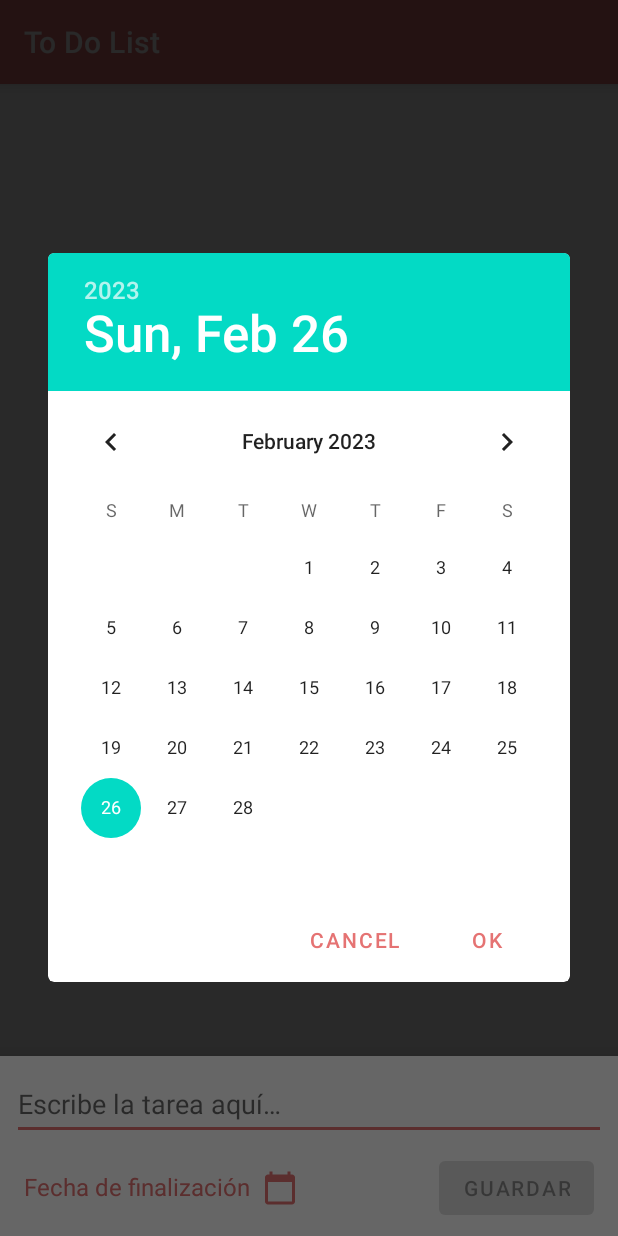
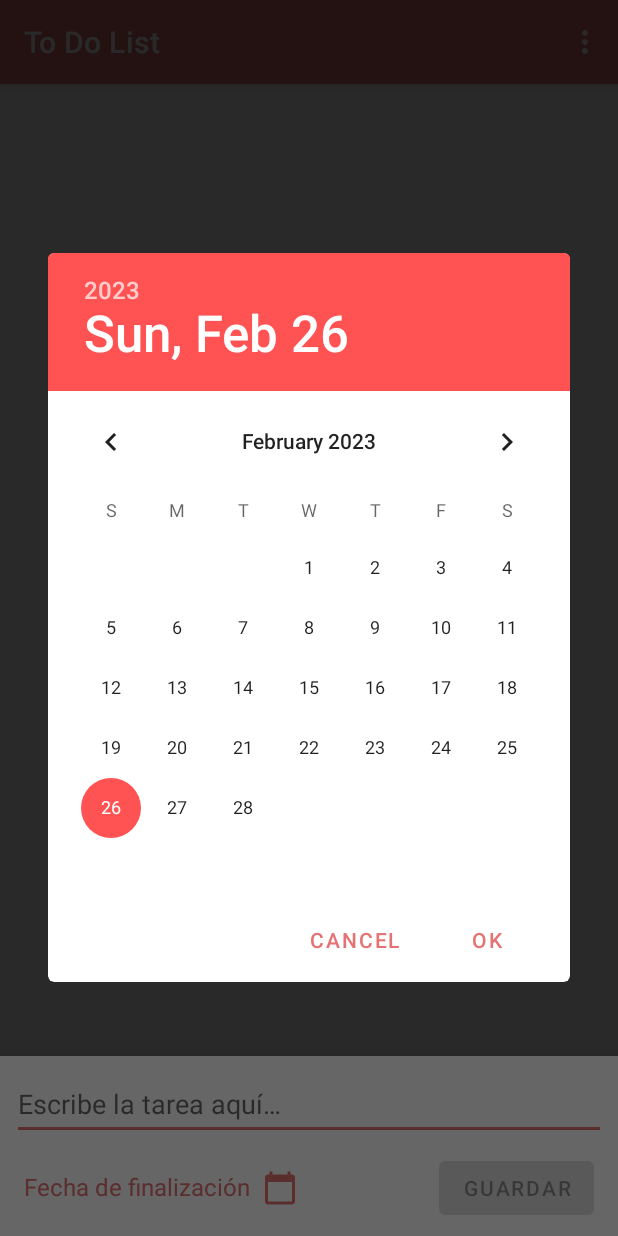
Before and after one commit to Villoh/To-Do-List-Android, an Android app: the fragment AnadirNuevaTarea placed in its activity, after a tap on "Fecha de finalización", on a phone screen of 412 x 824 dp. Run offline under Robolectric (Android 15) with nearby library versions, the phone set to English and light mode, and no system bars.

Commit message:
Aplicación final, implementado ItemTouchHelper (permite editar o eliminar tareas deslizando), Toolbar =(borrar tareas) y README.md

```diff
--- a/app/src/main/java/com/mikel/todolist/AnadirNuevaTarea.java
+++ b/app/src/main/java/com/mikel/todolist/AnadirNuevaTarea.java
@@ -4,14 +4,12 @@ import android.app.Activity;
 import android.app.DatePickerDialog;
 import android.content.Context;
 import android.content.DialogInterface;
-import android.graphics.Color;
 import android.os.Bundle;
 import android.text.Editable;
 import android.text.TextWatcher;
 import android.view.LayoutInflater;
 import android.view.View;
 import android.view.ViewGroup;
-import android.view.WindowManager;
 import android.widget.Button;
 import android.widget.DatePicker;
 import android.widget.EditText;
@@ -19,15 +17,14 @@ import android.widget.TextView;
 
 import androidx.annotation.NonNull;
 import androidx.annotation.Nullable;
-import androidx.core.content.ContextCompat;
 
 import com.google.android.material.bottomsheet.BottomSheetDialogFragment;
 
 import com.mikel.todolist.Modelo.Tarea;
 import com.mikel.todolist.Utils.DatabaseHandler;
+import com.mikel.todolist.Utils.ToastHandler;
 
 import java.util.Calendar;
-import java.util.Objects;
 
 public class AnadirNuevaTarea extends BottomSheetDialogFragment {
 
@@ -37,12 +34,20 @@ public class AnadirNuevaTarea extends BottomSheetDialogFragment {
     private TextView textViewFechaFin;
 
     private String fechaFin = "";
+    private boolean fechaModificada = false;
+    private boolean isUpdate = false;
 
     private Context context;
     private DatabaseHandler db;
+    private ViewGroup viewGroupToast;
 
     public static AnadirNuevaTarea newInstance(){
         return new AnadirNuevaTarea();
+    }
+
+    @Override
+    public void onCreate(@Nullable Bundle savedInstanceState) {
+        super.onCreate(savedInstanceState);
     }
 
     @Nullable
@@ -59,7 +64,7 @@ public class AnadirNuevaTarea extends BottomSheetDialogFragment {
         buttonGuardarTarea = view.findViewById(R.id.buttonGuardarTarea);
         textViewFechaFin = view.findViewById(R.id.textViewFechaFin);
 
-        boolean isUpdate = false;
+        isUpdate = false;
 
         //Comprueba que esté actualizando la tarea o creando una nueva
         final Bundle bundle = getArguments();
@@ -68,15 +73,17 @@ public class AnadirNuevaTarea extends BottomSheetDialogFragment {
             String desc_tarea = bundle.getString("desc_tarea");
             fechaFin = bundle.getString("fecha_fin");
             editTextTarea.setText(desc_tarea);
+            textViewFechaFin.setText(fechaFin);
             assert desc_tarea != null;
             if(desc_tarea.length()>0){
-                buttonGuardarTarea.setEnabled(false);
+                buttonGuardarTarea.setEnabled(true);
+                fechaModificada = true;
             }
         }
 
         //Abre la base de datos
         db = new DatabaseHandler(getActivity());
-        db.openDatabase();
+        db.abreDB();
 
         //Listener para detectar cambios en el editText, de esta forma si esta vacío el botón estará desactivado
         editTextTarea.addTextChangedListener(new TextWatcher() {
@@ -86,7 +93,7 @@ public class AnadirNuevaTarea extends BottomSheetDialogFragment {
 
             @Override
             public void onTextChanged(CharSequence s, int start, int before, int count) {
-                buttonGuardarTarea.setEnabled(!s.toString().equals(""));
+                buttonGuardarTarea.setEnabled(!s.toString().equals("") && fechaModificada);
             }
 
             @Override
@@ -116,6 +123,8 @@ public class AnadirNuevaTarea extends BottomSheetDialogFragment {
                     month = month + 1;
                     textViewFechaFin.setText(dayOfMonth + "/" + month + "/" + year);
                     fechaFin = dayOfMonth + "/" + month +"/"+year;
+                    fechaModificada = true;
+                    buttonGuardarTarea.setEnabled(!editTextTarea.getText().toString().equals("") && fechaModificada);
                 }
             } , YEAR , MONTH , DAY);
 
@@ -136,6 +145,8 @@ public class AnadirNuevaTarea extends BottomSheetDialogFragment {
                 tarea.setFechaFin(fechaFin);
                 tarea.setEstado(0);
                 db.insertarTarea(tarea);
+                ToastHandler.removeToastMsg();
+                ToastHandler.toastMsg(context, LayoutInflater.from(context), null,"Tarea creada");
             }
             dismiss();
         });
--- a/app/src/main/java/com/mikel/todolist/MainActivity.java
+++ b/app/src/main/java/com/mikel/todolist/MainActivity.java
@@ -7,7 +7,8 @@ import androidx.recyclerview.widget.RecyclerView;
 
 import android.content.DialogInterface;
 import android.os.Bundle;
-import android.view.View;
+import android.view.Menu;
+import android.view.MenuItem;
 
 import com.google.android.material.floatingactionbutton.FloatingActionButton;
 import com.mikel.todolist.Adaptador.AdaptadorTareas;
@@ -16,7 +17,6 @@ import com.mikel.todolist.Utils.DatabaseHandler;
 
 import java.util.Collections;
 import java.util.List;
-import java.util.Objects;
 
 public class MainActivity extends AppCompatActivity implements DialogCloseListener{
 
@@ -32,19 +32,20 @@ public class MainActivity extends AppCompatActivity implements DialogCloseListen
     protected void onCreate(Bundle savedInstanceState) {
         super.onCreate(savedInstanceState);
         setContentView(R.layout.activity_main);
-        //Objects.requireNonNull(getSupportActionBar()).hide();
 
+        //Creo una instancia de la clase que gestiona la DB y la abro
         db = new DatabaseHandler(this);
-        db.openDatabase();
+        db.abreDB();
 
         recyclerViewTareas = findViewById(R.id.recyclerViewTareas);
         recyclerViewTareas.setLayoutManager(new LinearLayoutManager(this));
         adaptadorTareas = new AdaptadorTareas(db,MainActivity.this);
         recyclerViewTareas.setAdapter(adaptadorTareas);
 
-//        ItemTouchHelper itemTouchHelper = new
-//                ItemTouchHelper(new RecyclerItemTouchHelper(adaptadorTareas));
-//        itemTouchHelper.attachToRecyclerView(recyclerViewTareas);
+        //ItemTouchHelper para poder editar o borrar las tareas deslizando hacia un lado.
+        ItemTouchHelper itemTouchHelper = new
+                ItemTouchHelper(new RecyclerItemTouchHelper(adaptadorTareas));
+        itemTouchHelper.attachToRecyclerView(recyclerViewTareas);
 
         fabAnadir = findViewById(R.id.fabAnadir);
 
@@ -56,11 +57,44 @@ public class MainActivity extends AppCompatActivity implements DialogCloseListen
         fabAnadir.setOnClickListener(v -> AnadirNuevaTarea.newInstance().show(getSupportFragmentManager(), AnadirNuevaTarea.TAG));
     }
 
+    /**
+     * Listener que se activa cuando se cierra el dialogo/fragmento.
+     * @param dialog dialogo
+     */
     @Override
     public void handleDialogClose(DialogInterface dialog){
+        listaTareas.clear();
         listaTareas = db.obtenerTareas();
         Collections.reverse(listaTareas);
         adaptadorTareas.cargaTareas(listaTareas);
-        adaptadorTareas.notifyDataSetChanged();
+    }
+
+    @Override
+    protected void onResume() {
+        super.onResume();
+        db.abreDB();
+        adaptadorTareas.cargaTareas(listaTareas);
+    }
+
+    @Override
+    protected void onDestroy() {
+        super.onDestroy();
+        db.cierraDB();
+    }
+
+    @Override
+    protected void onStop() {
+        super.onStop();
+        db.cierraDB();
+    }
+
+    @Override //menu de la toolbar
+    public boolean onCreateOptionsMenu(Menu menu) {
+        getMenuInflater().inflate(R.menu.toolbar, menu);
+        return true;
+    }
+
+    public void borrarTareas(MenuItem menuItem){
+        adaptadorTareas.borrarTareas();
     }
 }
--- a/app/src/main/java/com/mikel/todolist/Utils/DatabaseHandler.java
+++ b/app/src/main/java/com/mikel/todolist/Utils/DatabaseHandler.java
@@ -44,8 +44,12 @@ public class DatabaseHandler extends SQLiteOpenHelper {
         onCreate(db);
     }
 
-    public void openDatabase() {
+    public void abreDB() {
         db = this.getWritableDatabase();
+    }
+
+    public void cierraDB(){
+        db.close();
     }
 
     /**
@@ -76,6 +80,7 @@ public class DatabaseHandler extends SQLiteOpenHelper {
                         Tarea tarea = new Tarea();
                         tarea.setId(cur.getInt(cur.getColumnIndexOrThrow(ID)));
                         tarea.setDescTarea(cur.getString(cur.getColumnIndexOrThrow(DESC_TAREA)));
+                        tarea.setFechaFin(cur.getString(cur.getColumnIndexOrThrow(FECHA_FIN)));
                         tarea.setEstado(cur.getInt(cur.getColumnIndexOrThrow(ESTADO)));
                         taskList.add(tarea);
                     }
@@ -131,4 +136,11 @@ public class DatabaseHandler extends SQLiteOpenHelper {
     public void borrarTarea(int id){
         db.delete(TAREA_TABLE, ID + "= ?", new String[] {String.valueOf(id)});
     }
+
+    /**
+     * Borra todas las tareas de la BD
+     */
+    public void borrarTareas(){
+        db.delete(TAREA_TABLE, null, null);
+    }
 }
--- /dev/null
+++ b/app/src/main/res/drawable/ic_baseline_delete_forever_24.xml
@@ -0,0 +1,5 @@
+<vector android:height="24dp" android:tint="#FFFFFF"
+    android:viewportHeight="24" android:viewportWidth="24"
+    android:width="24dp" xmlns:android="http://schemas.android.com/apk/res/android">
+    <path android:fillColor="@android:color/white" android:pathData="M6,19c0,1.1 0.9,2 2,2h8c1.1,0 2,-0.9 2,-2L18,7L6,7v12zM8.46,11.88l1.41,-1.41L12,12.59l2.12,-2.12 1.41,1.41L13.41,14l2.12,2.12 -1.41,1.41L12,15.41l-2.12,2.12 -1.41,-1.41L10.59,14l-2.13,-2.12zM15.5,4l-1,-1h-5l-1,1L5,4v2h14L19,4z"/>
+</vector>
--- /dev/null
+++ b/app/src/main/res/drawable/ic_baseline_edit_24.xml
@@ -0,0 +1,5 @@
+<vector android:height="24dp" android:tint="#FFFFFF"
+    android:viewportHeight="24" android:viewportWidth="24"
+    android:width="24dp" xmlns:android="http://schemas.android.com/apk/res/android">
+    <path android:fillColor="@android:color/white" android:pathData="M3,17.25V21h3.75L17.81,9.94l-3.75,-3.75L3,17.25zM20.71,7.04c0.39,-0.39 0.39,-1.02 0,-1.41l-2.34,-2.34c-0.39,-0.39 -1.02,-0.39 -1.41,0l-1.83,1.83 3.75,3.75 1.83,-1.83z"/>
+</vector>
--- /dev/null
+++ b/app/src/main/res/menu/toolbar.xml
@@ -0,0 +1,8 @@
+<?xml version="1.0" encoding="utf-8"?>
+<menu xmlns:android="http://schemas.android.com/apk/res/android">
+
+    <item
+        android:id="@+id/menuBorrar"
+        android:onClick="borrarTareas"
+        android:title="@string/menu_borrar_todo" />
+</menu>
--- a/app/src/main/res/values-night/themes.xml
+++ b/app/src/main/res/values-night/themes.xml
@@ -1,4 +1,4 @@
-<resources xmlns:tools="http://schemas.android.com/tools">
+<resources>
     <!-- Base application theme. -->
     <style name="Theme.ToDoList" parent="Theme.MaterialComponents.DayNight.DarkActionBar">
         <!-- Primary brand color. -->
@@ -6,8 +6,8 @@
         <item name="colorPrimaryVariant">@color/red_A200</item>
         <item name="colorOnPrimary">@color/black</item>
         <!-- Secondary brand color. -->
-        <item name="colorSecondary">@color/teal_200</item>
-        <item name="colorSecondaryVariant">@color/teal_200</item>
+        <item name="colorSecondary">@color/red_A200</item>
+        <item name="colorSecondaryVariant">@color/red_300</item>
         <item name="colorOnSecondary">@color/black</item>
         <!-- Status bar color. -->
         <item name="android:statusBarColor" >?attr/colorPrimaryVariant</item>
--- a/app/src/main/res/values/strings.xml
+++ b/app/src/main/res/values/strings.xml
@@ -8,4 +8,5 @@
     <string name="anadir_tarea_button_guardar">Guardar</string>
     <string name="anadir_tarea_text_view_tarea_hint">Escribe la tarea aquí…</string>
     <string name="add_image">Añadir</string>
+    <string name="menu_borrar_todo">Borrar Todo</string>
 </resources>
--- a/app/src/main/res/values/themes.xml
+++ b/app/src/main/res/values/themes.xml
@@ -1,4 +1,4 @@
-<resources xmlns:tools="http://schemas.android.com/tools">
+<resources>
     <!-- Base application theme. -->
     <style name="Theme.ToDoList" parent="Theme.MaterialComponents.DayNight.DarkActionBar">
         <!-- Primary brand color. -->
@@ -6,8 +6,8 @@
         <item name="colorPrimaryVariant">@color/red_A200</item>
         <item name="colorOnPrimary">@color/white</item>
         <!-- Secondary brand color. -->
-        <item name="colorSecondary">@color/teal_200</item>
-        <item name="colorSecondaryVariant">@color/teal_700</item>
+        <item name="colorSecondary">@color/red_A200</item>
+        <item name="colorSecondaryVariant">@color/red_300</item>
         <item name="colorOnSecondary">@color/black</item>
         <!-- Status bar color. -->
         <item name="android:statusBarColor" >?attr/colorPrimaryVariant</item>
```
Also changed, not shown: app/src/main/java/com/mikel/todolist/Adaptador/AdaptadorTareas.java (+13 -21 lines), app/src/main/java/com/mikel/todolist/InicioActivity.java (+3 -7 lines), app/src/main/java/com/mikel/todolist/RecyclerItemTouchHelper.java (added, +97 -0 lines), app/src/main/java/com/mikel/todolist/Tasks/OnBindTask.java (added, +65 -0 lines), app/src/main/java/com/mikel/todolist/Utils/ToastHandler.java (added, +36 -0 lines), app/src/main/res/anim/deslizar_desde_derecha.xml (added, +11 -0 lines), app/src/main/res/drawable/toast_shape.xml (added, +8 -0 lines), app/src/main/res/layout/recycler_tarea.xml (+8 -18 lines), app/src/main/res/layout/toast.xml (added, +16 -0 lines), 1 other file.
